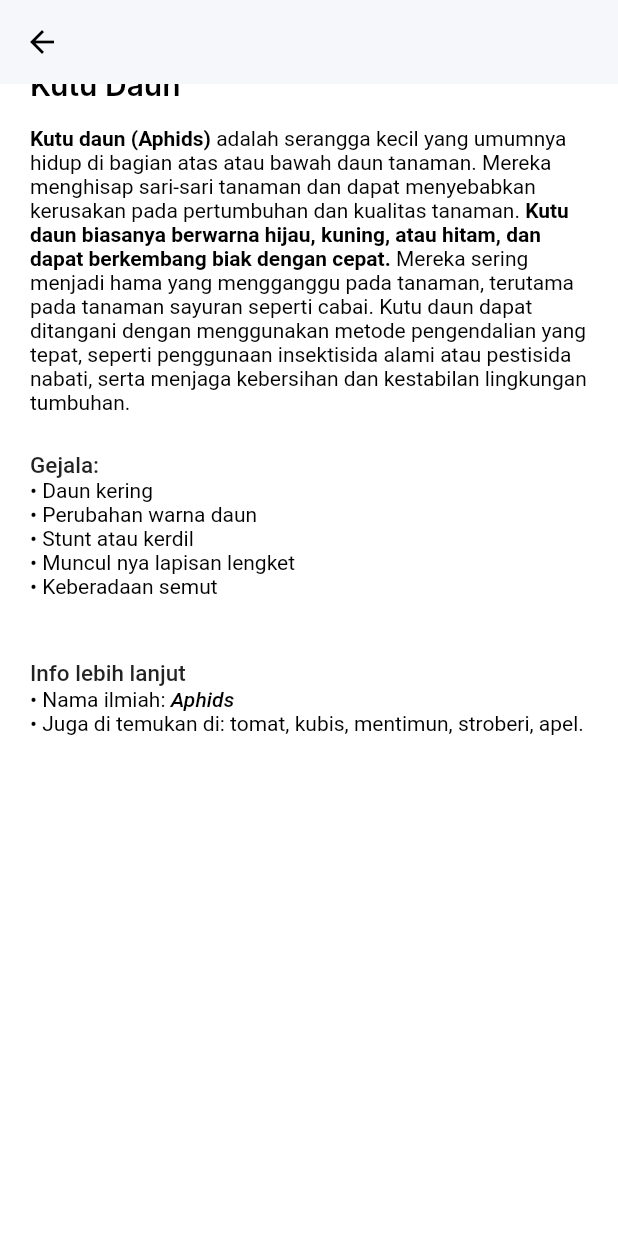
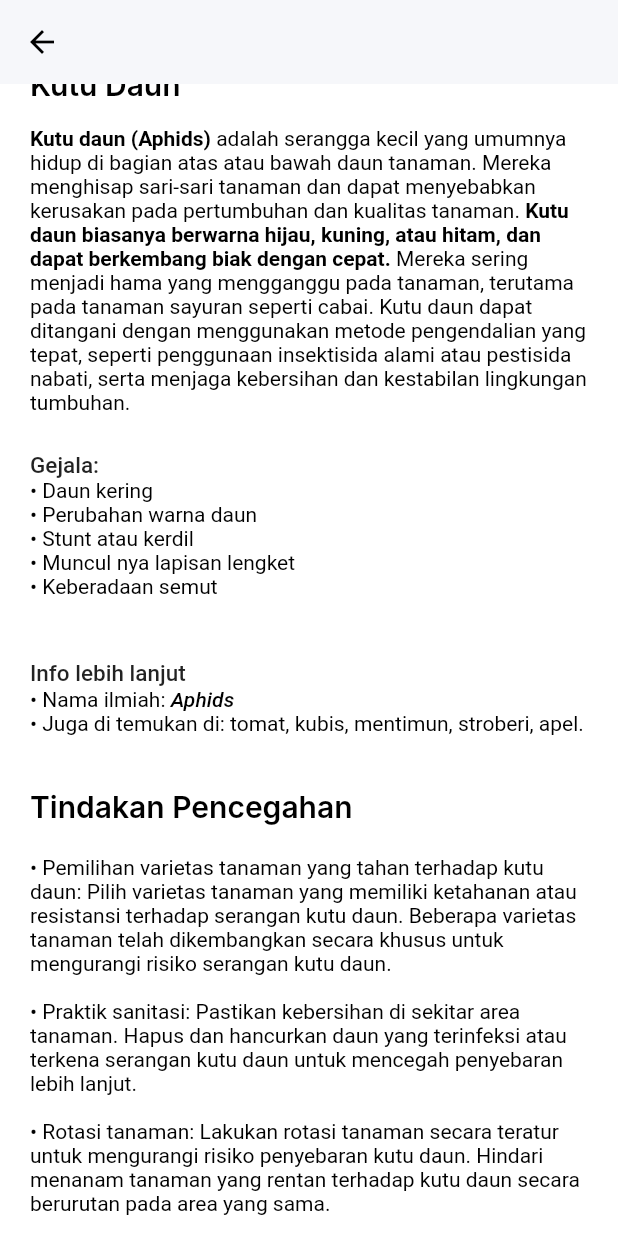
Before and after one commit to BhreKheley/Variegata_Project, a Flutter app: the DetailHamaPenyakit screen opened directly, scrolled down 359 dp, on a phone screen of 412 x 824 dp. Run offline on Flutter 3.47's test engine with Material 2 defaults, Android fonts, the light colour scheme and no system bars; our stand-ins replace animated_splash_screen, carousel_slider, flutter_dash, flutter_svg, get, google_fonts and 1 more; Roboto replaces fonts that are missing (Inter).

Commit message:
[BN] Detail Hama

```diff
--- a/lib/pages/detail_hama.dart
+++ b/lib/pages/detail_hama.dart
@@ -83,7 +83,6 @@ class _DetailHamaPenyakitState extends State<DetailHamaPenyakit> {
                       height: 181,
                       decoration: BoxDecoration(
                         borderRadius: BorderRadius.circular(28),
-                        color: Colors.amber,
                         image: DecorationImage(
                           image: AssetImage('assets/img/hama.png'),
                           fit: BoxFit.cover,
@@ -105,7 +104,6 @@ class _DetailHamaPenyakitState extends State<DetailHamaPenyakit> {
               Container(
                 padding: EdgeInsets.symmetric(horizontal: 20, vertical: 45),
                 width: MediaQuery.of(context).size.width,
-                height: MediaQuery.of(context).size.height,
                 decoration: BoxDecoration(
                   color: Colors.white,
                   borderRadius: BorderRadius.vertical(
@@ -211,10 +209,73 @@ class _DetailHamaPenyakitState extends State<DetailHamaPenyakit> {
                                 fontStyle: FontStyle.italic),
                           ),
                           TextSpan(
-                            text:
-                                '\u2022 Juga di temukan di: tomat, kubis, mentimun, stroberi, apel.\n',
-                          ),
+                              text:
+                                  '\u2022 Juga di temukan di: tomat, kubis, mentimun, stroberi, apel.\n')
                         ],
+                      ),
+                    ),
+                    SizedBox(
+                      height: 20,
+                    ),
+                    Text(
+                      "Tindakan Pencegahan",
+                      style: TextStyle(
+                        color: Colors.black,
+                        fontSize: 20,
+                        fontFamily: "Inter",
+                        fontWeight: FontWeight.w600,
+                      ),
+                    ),
+                    SizedBox(
+                      height: 20,
+                    ),
+                    Text(
+                      "\u2022 Pemilihan varietas tanaman yang tahan terhadap kutu daun: Pilih varietas tanaman yang memiliki ketahanan atau resistansi terhadap serangan kutu daun. Beberapa varietas tanaman telah dikembangkan secara khusus untuk mengurangi risiko serangan kutu daun.\n",
+                      style: TextStyle(
+                        color: Colors.black,
+                        fontSize: 14,
+                      ),
+                    ),
+                    Text(
+                      "\u2022 Praktik sanitasi: Pastikan kebersihan di sekitar area tanaman. Hapus dan hancurkan daun yang terinfeksi atau terkena serangan kutu daun untuk mencegah penyebaran lebih lanjut.\n",
+                      style: TextStyle(
+                        color: Colors.black,
+                        fontSize: 14,
+                      ),
+                    ),
+                    Text(
+                      "\u2022 Rotasi tanaman: Lakukan rotasi tanaman secara teratur untuk mengurangi risiko penyebaran kutu daun. Hindari menanam tanaman yang rentan terhadap kutu daun secara berurutan pada area yang sama.\n",
+                      style: TextStyle(
+                        color: Colors.black,
+                        fontSize: 14,
+                      ),
+                    ),
+                    Text(
+                      "\u2022 Penggunaan mulsa: Gunakan mulsa organik di sekitar tanaman untuk mencegah kutu daun naik ke bagian atas tanaman. Mulsa dapat menghalangi kutu daun yang berada di tanah naik ke batang dan daun tanaman.\n",
+                      style: TextStyle(
+                        color: Colors.black,
+                        fontSize: 14,
+                      ),
+                    ),
+                    Text(
+                      "\u2022 Penggunaan semprotan air: Seringkali kutu daun dapat dihilangkan dengan semprotan air bertekanan. Semprotkan air pada tanaman secara teratur untuk membersihkan dan menghilangkan kutu daun yang ada.\n",
+                      style: TextStyle(
+                        color: Colors.black,
+                        fontSize: 14,
+                      ),
+                    ),
+                    Text(
+                      "\u2022 Penggunaan predator alami: Tingkatkan populasi predator alami yang dapat memakan kutu daun, seperti kepik atau larva pengebor telur. Ini bisa dilakukan dengan menanam tanaman yang menarik predator alami, seperti bunga-bungaan yang mengundang kepik.\n",
+                      style: TextStyle(
+                        color: Colors.black,
+                        fontSize: 14,
+                      ),
+                    ),
+                    Text(
+                      "\u2022 Penggunaan insektisida organik: Jika serangan kutu daun parah, pertimbangkan penggunaan insektisida organik yang aman dan ramah lingkungan. Pastikan untuk mengikuti petunjuk penggunaan dan dosis yang benar saat menggunakan insektisida.",
+                      style: TextStyle(
+                        color: Colors.black,
+                        fontSize: 14,
                       ),
                     ),
                   ],
--- a/pubspec.yaml
+++ b/pubspec.yaml
@@ -37,7 +37,7 @@ dependencies:
   cupertino_icons: ^1.0.2
   get: ^4.3.8
   google_fonts:
-  http:
+  http: ^0.13.4
   flutter_svg:
   carousel_slider: ^4.2.1
   animated_splash_screen: ^1.3.0
```
Also changed, not shown: lib/common/widget/product_card.dart (+10 -0 lines), lib/pages/budidaya_detail.dart (+40 -20 lines), pubspec.lock.
